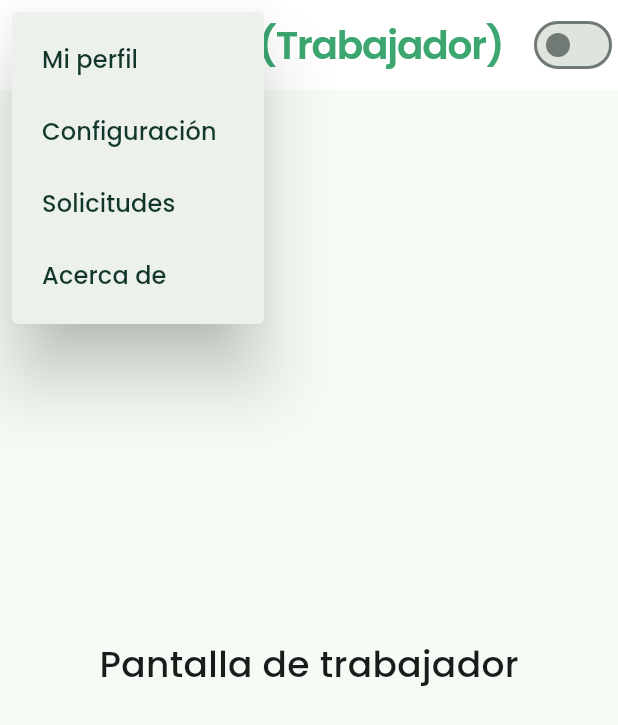
After one commit to spricew/Keidot-Project, a Flutter app: the HomeWorker screen opened directly, after a tap on the "menu" icon, on a phone screen of 412 x 824 dp. The commit adds this screen. Shown: the top 725 px of the screen. Run offline on Flutter 3.47's test engine with Material 3 defaults, Android fonts, the phone set to English and light mode, and no system bars; our stand-ins replace file_picker, flutter_map, flutter_secure_storage, get, latlong2, logger and 1 more; missing offline and left inert: flutter_stripe; accounts and stored records are empty; project files that could hold a hidden picture were left out.

Commit message:
Nuevo switch para trabajador y pantalla de trabajador nueva (no se queda la barra de abajo del menú) uwu

```diff
--- /dev/null
+++ b/Keidot-Project/lib/presentation/worker/home_worker.dart
@@ -0,0 +1,64 @@
+// home_worker.dart
+import 'package:flutter/material.dart';
+import 'package:get/get.dart';
+import 'package:test_app/config/theme/app_theme.dart';
+import 'package:test_app/presentation/screens/home_screen.dart';
+import 'package:test_app/widgets/custom_popup.dart';
+
+class HomeWorker extends StatefulWidget {
+  const HomeWorker({super.key});
+
+  @override
+  _HomeWorkerState createState() => _HomeWorkerState();
+}
+
+class _HomeWorkerState extends State<HomeWorker> {
+  bool _isClient = false;
+
+  @override
+  Widget build(BuildContext context) {
+    return Scaffold(
+      appBar: AppBar(
+        toolbarHeight: 60,
+        backgroundColor: Colors.white,
+        automaticallyImplyLeading: false,
+        leading: const CustomPopupMenu(),
+        title: const Align(
+          alignment: Alignment.centerRight,
+          child: Text(
+            'Keidot (Trabajador)',
+            style: TextStyle(
+              fontSize: 26,
+              fontWeight: FontWeight.w600,
+              letterSpacing: -0.8,
+              color: greenHigh,
+            ),
+          ),
+        ),
+        actions: [
+          Switch(
+            value: _isClient,
+            onChanged: (value) {
+              setState(() {
+                _isClient = value;
+              });
+              if (_isClient) {
+                // Usa Get.to() para navegar sin eliminar la pantalla anterior
+                Get.to(() => const HomeScreen());
+              } else {
+                // Regresar a HomeWorker si el switch vuelve a false
+                Get.to(() => const HomeWorker());
+              }
+            },
+          ),
+        ],
+      ),
+      body: const Center(
+        child: Text(
+          'Pantalla de trabajador',
+          style: TextStyle(fontSize: 24),
+        ),
+      ),
+    );
+  }
+}
```
Also changed, not shown: Keidot-Project/lib/presentation/screens/home_screen.dart (+15 -0 lines), Keidot-Project/pubspec.lock, 4 other files.
